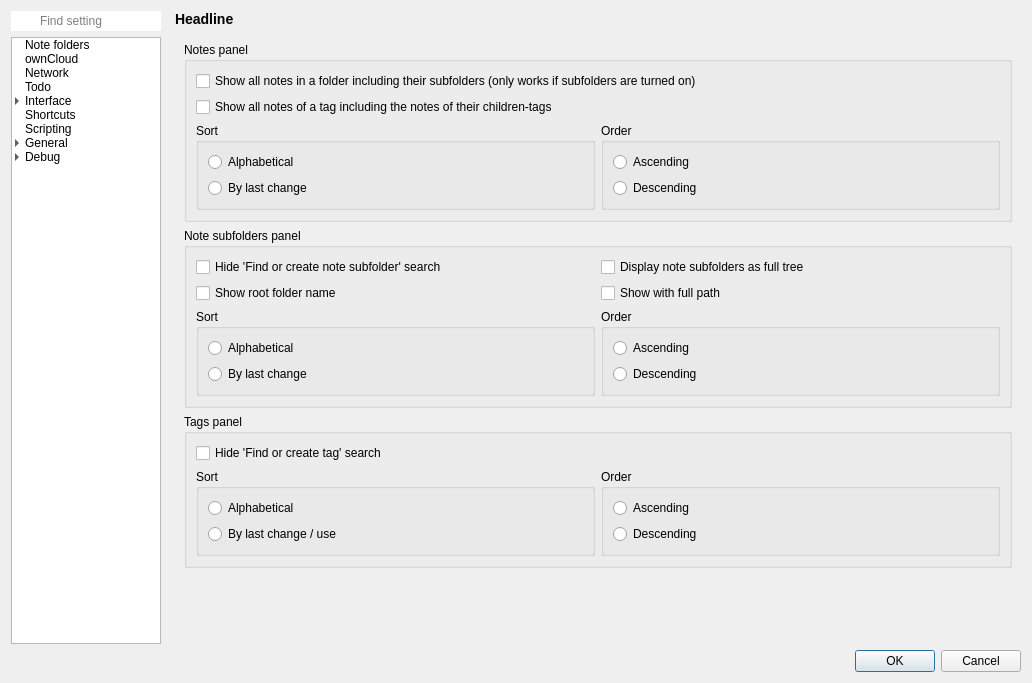
The window that src/dialogs/settingsdialog.ui (pbek/QOwnNotes) describes before a commit, drawn with Qt 5.
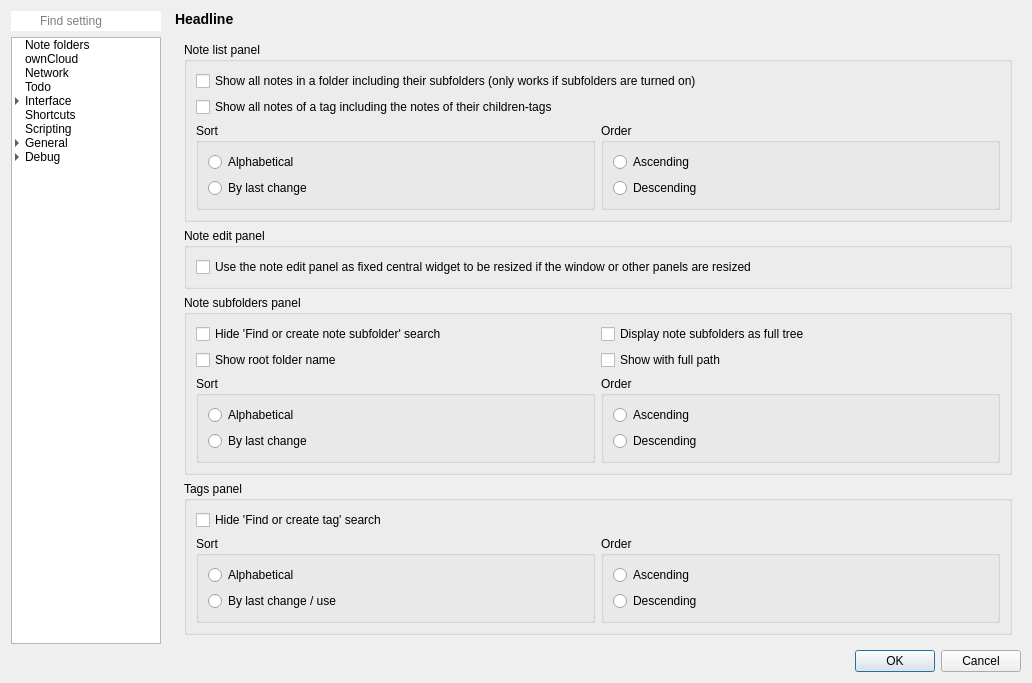
The same window after the commit. The open tabs and pages were chosen to show the change. Icons and pictures are not drawn. Custom widgets are drawn as their Qt base class.

Commit message: note edit central widget implementation

Patch:
```diff
--- a/src/dialogs/settingsdialog.ui
+++ b/src/dialogs/settingsdialog.ui
@@ -4513,68 +4513,6 @@
             </property>
             <layout class="QGridLayout" name="gridLayout_63">
              <item row="3" column="0">
-              <widget class="QGroupBox" name="tagsPanelGroupBox">
-               <property name="title">
-                <string>Tags panel</string>
-               </property>
-               <layout class="QGridLayout" name="gridLayout_57">
-                <item row="2" column="0">
-                 <widget class="QGroupBox" name="tagsPanelSortGroupBox">
-                  <property name="title">
-                   <string>Sort</string>
-                  </property>
-                  <layout class="QVBoxLayout" name="verticalLayout_19">
-                   <item>
-                    <widget class="QRadioButton" name="tagsPanelSortAlphabeticalRadioButton">
-                     <property name="text">
-                      <string>Alphabetical</string>
-                     </property>
-                    </widget>
-                   </item>
-                   <item>
-                    <widget class="QRadioButton" name="tagsPanelSortByLastChangeRadioButton">
-                     <property name="text">
-                      <string>By last change / use</string>
-                     </property>
-                    </widget>
-                   </item>
-                  </layout>
-                 </widget>
-                </item>
-                <item row="2" column="1">
-                 <widget class="QGroupBox" name="tagsPanelOrderGroupBox">
-                  <property name="title">
-                   <string>Order</string>
-                  </property>
-                  <layout class="QVBoxLayout" name="verticalLayout_20">
-                   <item>
-                    <widget class="QRadioButton" name="tagsPanelOrderAscendingRadioButton">
-                     <property name="text">
-                      <string>Ascending</string>
-                     </property>
-                    </widget>
-                   </item>
-                   <item>
-                    <widget class="QRadioButton" name="tagsPanelOrderDescendingRadioButton">
-                     <property name="text">
-                      <string>Descending</string>
-                     </property>
-                    </widget>
-                   </item>
-                  </layout>
-                 </widget>
-                </item>
-                <item row="0" column="0" colspan="2">
-                 <widget class="QCheckBox" name="tagsPanelHideSearchCheckBox">
-                  <property name="text">
-                   <string>Hide 'Find or create tag' search</string>
-                  </property>
-                 </widget>
-                </item>
-               </layout>
-              </widget>
-             </item>
-             <item row="2" column="0">
               <widget class="QGroupBox" name="noteSubfoldersPanelGroupBox">
                <property name="title">
                 <string>Note subfolders panel</string>
@@ -4660,7 +4598,7 @@
              <item row="1" column="0">
               <widget class="QGroupBox" name="notesPanelGroupBox">
                <property name="title">
-                <string>Notes panel</string>
+                <string>Note list panel</string>
                </property>
                <layout class="QGridLayout" name="gridLayout_61">
                 <item row="2" column="2">
@@ -4732,7 +4670,7 @@
                </layout>
               </widget>
              </item>
-             <item row="4" column="0">
+             <item row="5" column="0">
               <spacer name="verticalSpacer_14">
                <property name="orientation">
                 <enum>Qt::Vertical</enum>
@@ -4745,6 +4683,87 @@
                </property>
               </spacer>
              </item>
+             <item row="4" column="0">
+              <widget class="QGroupBox" name="tagsPanelGroupBox">
+               <property name="title">
+                <string>Tags panel</string>
+               </property>
+               <layout class="QGridLayout" name="gridLayout_57">
+                <item row="2" column="0">
+                 <widget class="QGroupBox" name="tagsPanelSortGroupBox">
+                  <property name="title">
+                   <string>Sort</string>
+                  </property>
+                  <layout class="QVBoxLayout" name="verticalLayout_19">
+                   <item>
+                    <widget class="QRadioButton" name="tagsPanelSortAlphabeticalRadioButton">
+                     <property name="text">
+                      <string>Alphabetical</string>
+                     </property>
+                    </widget>
+                   </item>
+                   <item>
+                    <widget class="QRadioButton" name="tagsPanelSortByLastChangeRadioButton">
+                     <property name="text">
+                      <string>By last change / use</string>
+                     </property>
+                    </widget>
+                   </item>
+                  </layout>
+                 </widget>
+                </item>
+                <item row="2" column="1">
+                 <widget class="QGroupBox" name="tagsPanelOrderGroupBox">
+                  <property name="title">
+                   <string>Order</string>
+                  </property>
+                  <layout class="QVBoxLayout" name="verticalLayout_20">
+                   <item>
+                    <widget class="QRadioButton" name="tagsPanelOrderAscendingRadioButton">
+                     <property name="text">
+                      <string>Ascending</string>
+                     </property>
+                    </widget>
+                   </item>
+                   <item>
+                    <widget class="QRadioButton" name="tagsPanelOrderDescendingRadioButton">
+                     <property name="text">
+                      <string>Descending</string>
+                     </property>
+                    </widget>
+                   </item>
+                  </layout>
+                 </widget>
+                </item>
+                <item row="0" column="0" colspan="2">
+                 <widget class="QCheckBox" name="tagsPanelHideSearchCheckBox">
+                  <property name="text">
+                   <string>Hide 'Find or create tag' search</string>
+                  </property>
+                 </widget>
+                </item>
+               </layout>
+              </widget>
+             </item>
+             <item row="2" column="0">
+              <widget class="QGroupBox" name="noteEditPanelGroupBox">
+               <property name="title">
+                <string>Note edit panel</string>
+               </property>
+               <layout class="QGridLayout" name="gridLayout_67">
+                <item row="0" column="1" colspan="2">
+                 <widget class="QCheckBox" name="noteEditCentralWidgetCheckBox">
+                  <property name="toolTip">
+                   <string>If this is disabled you are able to create more complex panel layouts, but all panels will be resized if the window is resized</string>
+                  </property>
+                  <property name="text">
+                   <string>Use the note edit panel as fixed central widget to be resized if the window or other panels are resized</string>
+                  </property>
+                 </widget>
+                </item>
+               </layout>
+              </widget>
+             </item>
             </layout>
            </widget>
            <widget class="QWidget" name="page">
```
Left out of the diff: 6 changed lines with no effect on the pictures. The commit also changes 33 other files.
